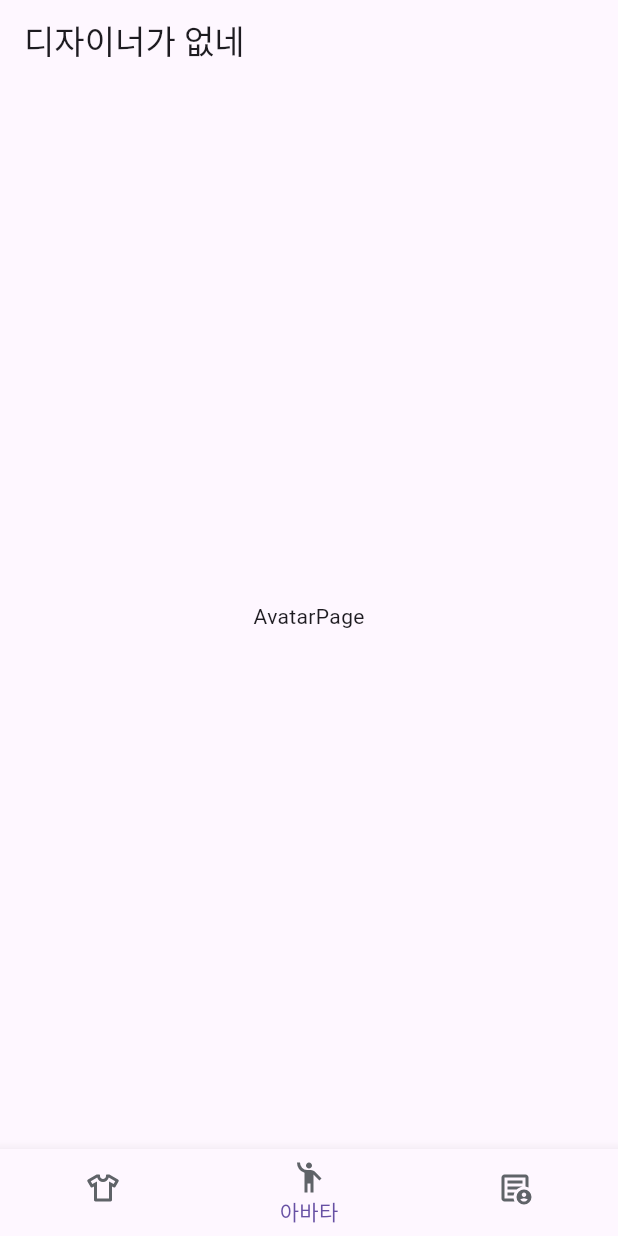
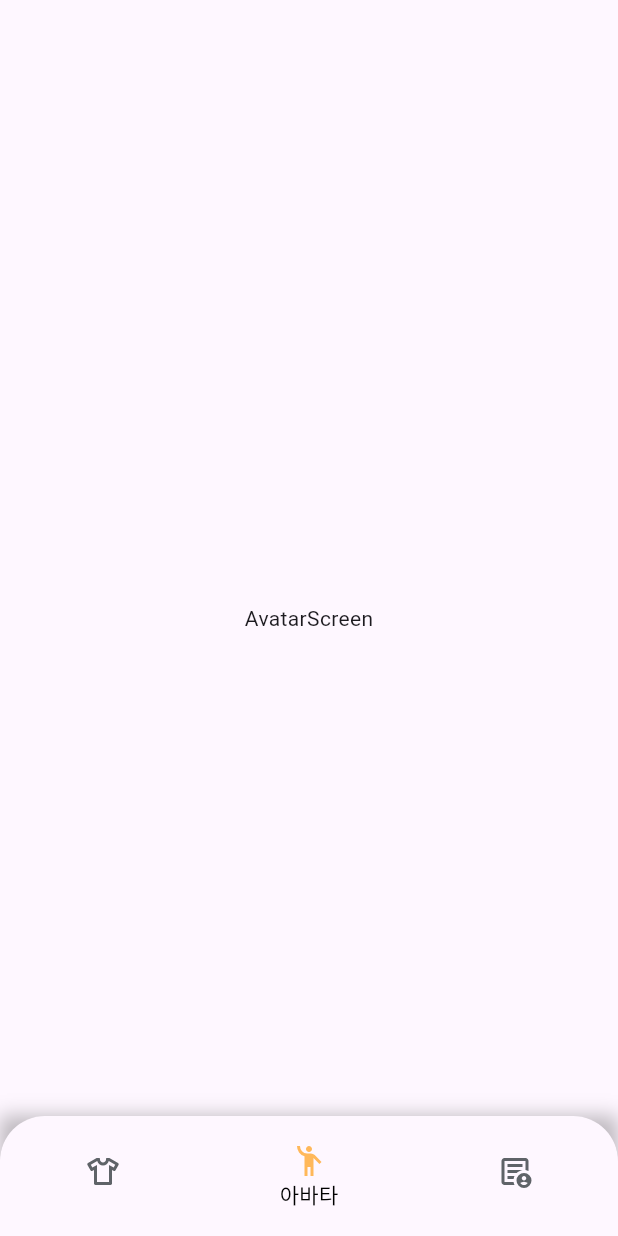
Before and after one commit to mousepotato03/coordination_app, a Flutter app: the screen it shows after launch, on a phone screen of 412 x 824 dp. Run offline on Flutter 3.47's test engine with Material 3 defaults, Android fonts, the phone set to English and light mode, and no system bars; our stand-ins replace flutter_riverpod, flutter_svg, go_router, rive.

Commit message:
bottom navigation bar design

```diff
--- a/lib/core/theme/constant/app_colors.dart
+++ b/lib/core/theme/constant/app_colors.dart
@@ -11,4 +11,9 @@ class AppColors {
 
   static const Color positive = Color(0xFF74CD7C);
   static const Color negative = Color(0xFFFF5645);
+
+  static const Color primary = Color(0xffffb85a);
+  static const Color secondary = Color(0xff9b6429);
+
+  static const Color unimportant = Color(0x97918f8f);
 }
--- a/lib/main.dart
+++ b/lib/main.dart
@@ -1,4 +1,5 @@
 import 'package:flutter/material.dart';
+import 'package:flutter/services.dart';
 import 'package:flutter_riverpod/flutter_riverpod.dart';
 
 import 'presentation/routes/routes.dart';
--- a/lib/presentation/main/main_screen.dart
+++ b/lib/presentation/main/main_screen.dart
@@ -1,9 +1,10 @@
+import 'package:coordination_app/core/theme/constant/app_colors.dart';
 import 'package:coordination_app/presentation/pages/avatar/avatar_page.dart';
 import 'package:coordination_app/presentation/pages/closet/closet.dart';
 import 'package:coordination_app/presentation/pages/profile/profile.dart';
 import 'package:flutter/material.dart';
 import 'package:flutter_riverpod/flutter_riverpod.dart';
-import 'package:flutter_svg/flutter_svg.dart';
+import 'package:flutter_svg/svg.dart';
 
 import 'riverpod/bottom_nav_controller.dart';
 
@@ -13,12 +14,27 @@ class MainScreen extends ConsumerWidget {
   @override
   Widget build(BuildContext context, WidgetRef ref) {
     final currentNav = ref.watch(bottomNavProvider);
+
     return Scaffold(
-      appBar: AppBar(
-        title: const Text("디자이너가 없네"),
+      extendBody: true,
+      body: _buildPage(currentNav),
+      bottomNavigationBar: _buildBottomNavigation(currentNav, ref),
+    );
+  }
+
+  Container _buildBottomNavigation(int currentNav, WidgetRef ref) {
+    return Container(
+      decoration: const BoxDecoration(boxShadow: [
+        BoxShadow(color: Colors.black26, spreadRadius: 0, blurRadius: 10),
+      ]),
+      child: ClipRRect(
+        borderRadius: const BorderRadius.only(
+          topRight: Radius.circular(30),
+          topLeft: Radius.circular(30),
         ),
-      body: _getPage(currentNav),
-      bottomNavigationBar: BottomNavigationBar(
+        child: SizedBox(
+          height: 80,
+          child: BottomNavigationBar(
             currentIndex: currentNav,
             onTap: (newIndex) =>
                 ref.read(bottomNavProvider.notifier).changeIndex(newIndex),
@@ -27,16 +43,28 @@ class MainScreen extends ConsumerWidget {
               (index) => BottomNavigationBarItem(
                 icon: SvgPicture.asset(BottomNav.values[index].icon,
                     width: 24, height: 24),
+                activeIcon: SvgPicture.asset(
+                  BottomNav.values[index].icon,
+                  width: 24,
+                  height: 24,
+                  colorFilter: const ColorFilter.mode(
+                    AppColors.primary,
+                    BlendMode.srcIn,
+                  ),
+                ),
                 label: BottomNav.values[index].toName,
               ),
             ),
             showUnselectedLabels: false,
             showSelectedLabels: true,
+            fixedColor: AppColors.black,
+          ),
+        ),
       ),
     );
   }
 
-  Widget _getPage(int index) {
+  Widget _buildPage(int index) {
     switch (BottomNav.values[index]) {
       case BottomNav.closet:
         return const ClosetPage();
--- a/lib/presentation/pages/avatar/avatar_page.dart
+++ b/lib/presentation/pages/avatar/avatar_page.dart
@@ -1,3 +1,4 @@
+import 'package:flutter/cupertino.dart';
 import 'package:flutter/material.dart';
 
 class AvatarPage extends StatelessWidget {
@@ -5,6 +6,8 @@ class AvatarPage extends StatelessWidget {
 
   @override
   Widget build(BuildContext context) {
-    return const Center(child:Text("AvatarPage"));
+    return Center(
+      child: Text("AvatarScreen"),
+    );
   }
 }
--- a/lib/presentation/pages/splash/splash_page.dart
+++ b/lib/presentation/pages/splash/splash_page.dart
@@ -2,6 +2,7 @@
 import 'dart:async';
 
 import 'package:coordination_app/core/utils/constants.dart';
+import 'package:coordination_app/presentation/pages/splash/splash_page.dart';
 import 'package:flutter/material.dart';
 import 'package:go_router/go_router.dart';
 import 'package:rive/rive.dart' hide LinearGradient;
```
Also changed, not shown: lib/core/utils/wigets/width_height.dart (added, +33 -0 lines), lib/presentation/main/widgets/top_app_bar.dart (added, +30 -0 lines), assets/images/logo.png (added), assets/images/logo.svg (added), lib/core/utils/constants.dart (line endings or trailing spaces). Lines whose indentation alone changed are shown as unchanged.
